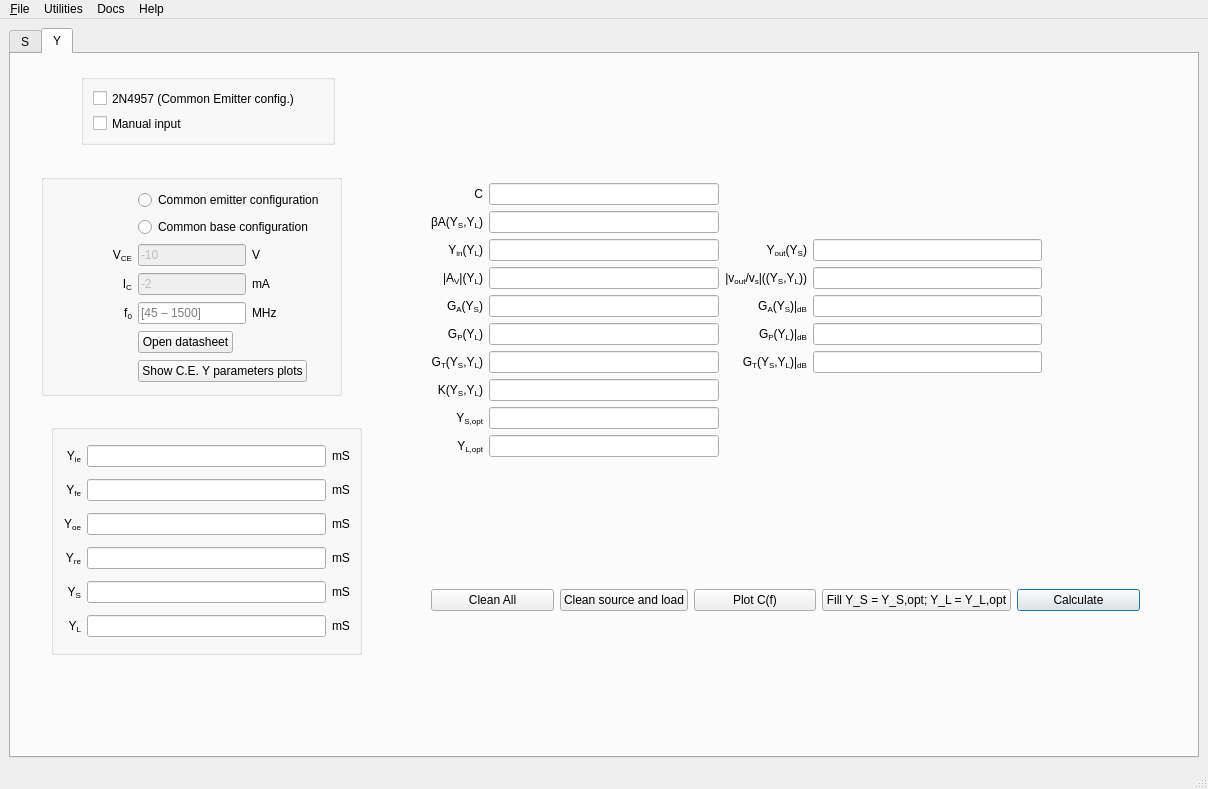
The window that ui/MainWindow.ui (urbanij/syRF) describes before a commit, drawn with Qt 5.
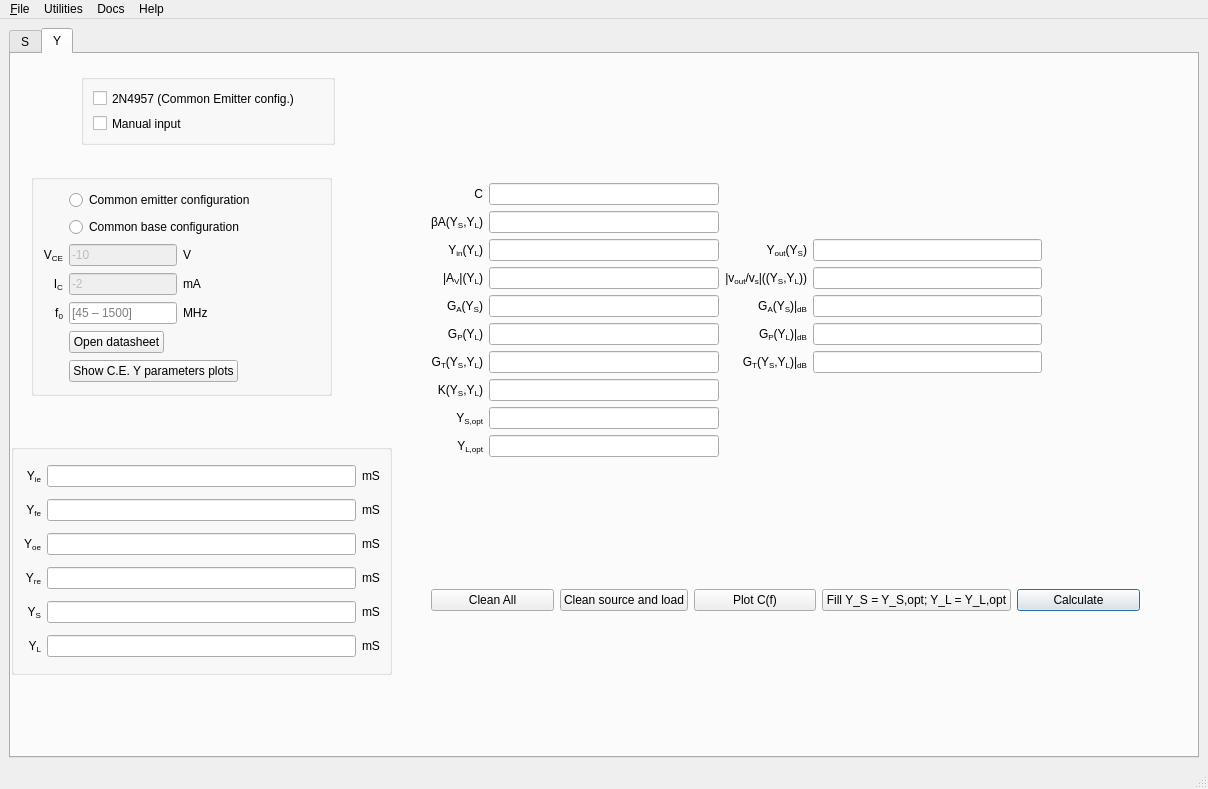
The same window after the commit. The open tabs and pages were chosen to show the change.

Commit message: trimmed number of displayed digits in Y tab to 6 meaningful digits.

What changed in the file:
```diff
--- a/ui/MainWindow.ui
+++ b/ui/MainWindow.ui
@@ -1296,7 +1296,7 @@
        <widget class="QGroupBox" name="groupBox_4">
         <property name="geometry">
          <rect>
-          <x>30</x>
+          <x>20</x>
           <y>120</y>
           <width>301</width>
           <height>222</height>
@@ -1322,6 +1322,15 @@
          </item>
          <item row="2" column="0">
           <widget class="QLabel" name="label_165">
+           <property name="sizePolicy">
+            <sizepolicy hsizetype="Fixed" vsizetype="Preferred">
+             <horstretch>0</horstretch>
+             <verstretch>0</verstretch>
+            </sizepolicy>
+           </property>
+           <property name="layoutDirection">
+            <enum>Qt::RightToLeft</enum>
+           </property>
            <property name="text">
             <string>&lt;html&gt;&lt;head/&gt;&lt;body&gt;&lt;p&gt;V&lt;span style=&quot; vertical-align:sub;&quot;&gt;CE&lt;/span&gt;&lt;/p&gt;&lt;/body&gt;&lt;/html&gt;</string>
            </property>
@@ -1361,6 +1370,15 @@
          </item>
          <item row="3" column="0">
           <widget class="QLabel" name="label_166">
+           <property name="sizePolicy">
+            <sizepolicy hsizetype="Fixed" vsizetype="Preferred">
+             <horstretch>0</horstretch>
+             <verstretch>0</verstretch>
+            </sizepolicy>
+           </property>
+           <property name="layoutDirection">
+            <enum>Qt::RightToLeft</enum>
+           </property>
            <property name="text">
             <string>&lt;html&gt;&lt;head/&gt;&lt;body&gt;&lt;p&gt;I&lt;span style=&quot; vertical-align:sub;&quot;&gt;C&lt;/span&gt;&lt;/p&gt;&lt;/body&gt;&lt;/html&gt;</string>
            </property>
@@ -1401,11 +1419,14 @@
          <item row="4" column="0">
           <widget class="QLabel" name="label_118">
            <property name="sizePolicy">
-            <sizepolicy hsizetype="Minimum" vsizetype="Preferred">
+            <sizepolicy hsizetype="Fixed" vsizetype="Preferred">
              <horstretch>0</horstretch>
              <verstretch>0</verstretch>
             </sizepolicy>
            </property>
+           <property name="layoutDirection">
+            <enum>Qt::RightToLeft</enum>
+           </property>
            <property name="text">
             <string>f&lt;sub&gt;0&lt;/sub&gt;</string>
            </property>
@@ -1471,9 +1492,9 @@
        <widget class="QGroupBox" name="groupBox">
         <property name="geometry">
          <rect>
-          <x>40</x>
-          <y>370</y>
-          <width>311</width>
+          <x>0</x>
+          <y>390</y>
+          <width>381</width>
           <height>231</height>
          </rect>
         </property>
@@ -1722,7 +1743,7 @@
          </item>
         </layout>
        </widget>
-       <widget class="QWidget" name="">
+       <widget class="QWidget" name="layoutWidget">
         <property name="geometry">
          <rect>
           <x>420</x>
@@ -1784,7 +1805,7 @@
          </item>
         </layout>
        </widget>
-       <widget class="QWidget" name="">
+       <widget class="QWidget" name="layoutWidget">
         <property name="geometry">
          <rect>
           <x>420</x>
```
Left out of the diff: 4 changed lines with no effect on the pictures. The commit also changes 1 other file.
